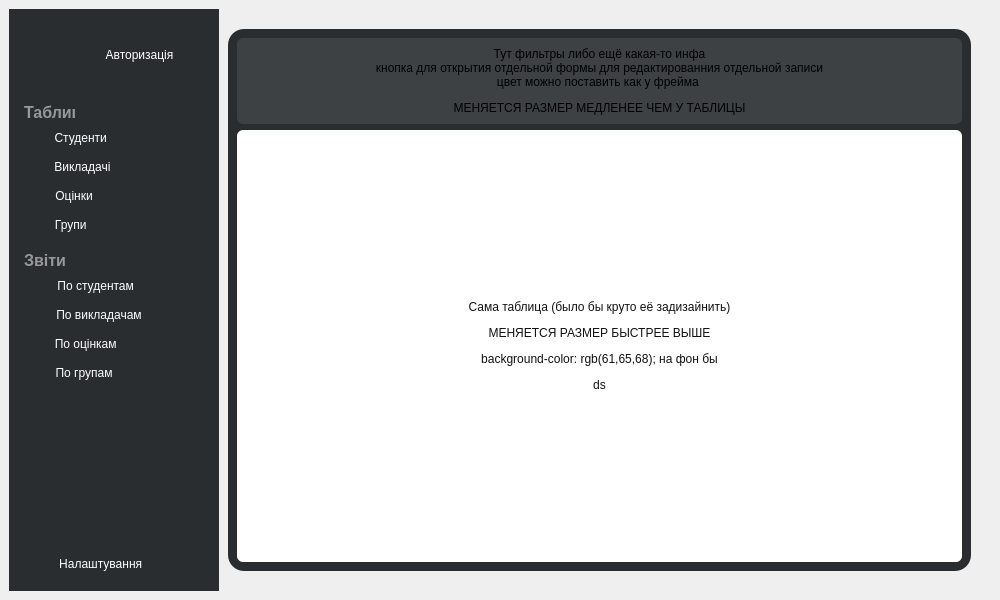
This is src/mainwindow.ui in MikeostCorp/Gradify as Qt 5 draws it before an edit. The edited form follows.
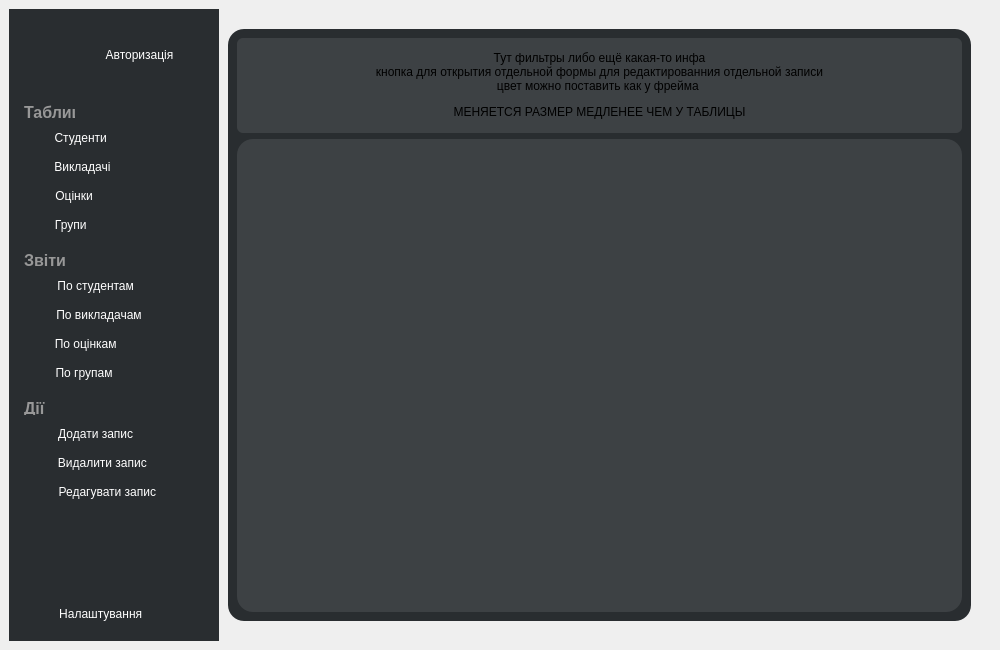
This is the edited form. Icons and pictures are not drawn.

Diff of the .ui file:
```diff
--- a/src/mainwindow.ui
+++ b/src/mainwindow.ui
@@ -7,7 +7,7 @@
     <x>0</x>
     <y>0</y>
     <width>1000</width>
-    <height>600</height>
+    <height>650</height>
    </rect>
   </property>
   <property name="minimumSize">
@@ -652,6 +652,199 @@
            </size>
           </property>
          </widget>
+         <widget class="QLabel" name="reportSectionLabel_2">
+          <property name="geometry">
+           <rect>
+            <x>15</x>
+            <y>390</y>
+            <width>31</width>
+            <height>16</height>
+           </rect>
+          </property>
+          <property name="sizePolicy">
+           <sizepolicy hsizetype="Preferred" vsizetype="Fixed">
+            <horstretch>0</horstretch>
+            <verstretch>0</verstretch>
+           </sizepolicy>
+          </property>
+          <property name="styleSheet">
+           <string notr="true"/>
+          </property>
+          <property name="text">
+           <string>&lt;html&gt;&lt;head/&gt;&lt;body&gt;&lt;p&gt;&lt;span style=&quot; font-size:12pt; font-weight:600; color:#989898;&quot;&gt;Дії&lt;/span&gt;&lt;/p&gt;&lt;/body&gt;&lt;/html&gt;</string>
+          </property>
+         </widget>
+         <widget class="QPushButton" name="addRowButton">
+          <property name="geometry">
+           <rect>
+            <x>15</x>
+            <y>410</y>
+            <width>180</width>
+            <height>29</height>
+           </rect>
+          </property>
+          <property name="sizePolicy">
+           <sizepolicy hsizetype="Minimum" vsizetype="Minimum">
+            <horstretch>0</horstretch>
+            <verstretch>0</verstretch>
+           </sizepolicy>
+          </property>
+          <property name="minimumSize">
+           <size>
+            <width>180</width>
+            <height>29</height>
+           </size>
+          </property>
+          <property name="maximumSize">
+           <size>
+            <width>180</width>
+            <height>29</height>
+           </size>
+          </property>
+          <property name="cursor">
+           <cursorShape>PointingHandCursor</cursorShape>
+          </property>
+          <property name="styleSheet">
+           <string notr="true">QPushButton
+{
+    border-radius:  6px;
+    background-color:  rgb(41,45,48);
+    color:  rgb(255, 255, 255);
+}
+
+QPushButton:hover
+{
+    background-color:  rgb(98, 98, 98);
+}</string>
+          </property>
+          <property name="text">
+           <string>  Додати запис             </string>
+          </property>
+          <property name="icon">
+           <iconset resource="recources.qrc">
+            <normaloff>:/img/reportsIcon/reportGroup.png</normaloff>:/img/reportsIcon/reportGroup.png</iconset>
+          </property>
+          <property name="iconSize">
+           <size>
+            <width>20</width>
+            <height>20</height>
+           </size>
+          </property>
+         </widget>
+         <widget class="QPushButton" name="deleteRowButton">
+          <property name="geometry">
+           <rect>
+            <x>15</x>
+            <y>439</y>
+            <width>180</width>
+            <height>29</height>
+           </rect>
+          </property>
+          <property name="sizePolicy">
+           <sizepolicy hsizetype="Minimum" vsizetype="Minimum">
+            <horstretch>0</horstretch>
+            <verstretch>0</verstretch>
+           </sizepolicy>
+          </property>
+          <property name="minimumSize">
+           <size>
+            <width>180</width>
+            <height>29</height>
+           </size>
+          </property>
+          <property name="maximumSize">
+           <size>
+            <width>180</width>
+            <height>29</height>
+           </size>
+          </property>
+          <property name="cursor">
+           <cursorShape>PointingHandCursor</cursorShape>
+          </property>
+          <property name="styleSheet">
+           <string notr="true">QPushButton
+{
+    border-radius:  6px;
+    background-color:  rgb(41,45,48);
+    color:  rgb(255, 255, 255);
+}
+
+QPushButton:hover
+{
+    background-color:  rgb(98, 98, 98);
+}</string>
+          </property>
+          <property name="text">
+           <string>  Видалити запис         </string>
+          </property>
+          <property name="icon">
+           <iconset resource="recources.qrc">
+            <normaloff>:/img/reportsIcon/reportGroup.png</normaloff>:/img/reportsIcon/reportGroup.png</iconset>
+          </property>
+          <property name="iconSize">
+           <size>
+            <width>20</width>
+            <height>20</height>
+           </size>
+          </property>
+         </widget>
+         <widget class="QPushButton" name="editRowButton">
+          <property name="geometry">
+           <rect>
+            <x>15</x>
+            <y>468</y>
+            <width>180</width>
+            <height>29</height>
+           </rect>
+          </property>
+          <property name="sizePolicy">
+           <sizepolicy hsizetype="Minimum" vsizetype="Minimum">
+            <horstretch>0</horstretch>
+            <verstretch>0</verstretch>
+           </sizepolicy>
+          </property>
+          <property name="minimumSize">
+           <size>
+            <width>180</width>
+            <height>29</height>
+           </size>
+          </property>
+          <property name="maximumSize">
+           <size>
+            <width>180</width>
+            <height>29</height>
+           </size>
+          </property>
+          <property name="cursor">
+           <cursorShape>PointingHandCursor</cursorShape>
+          </property>
+          <property name="styleSheet">
+           <string notr="true">QPushButton
+{
+    border-radius:  6px;
+    background-color:  rgb(41,45,48);
+    color:  rgb(255, 255, 255);
+}
+
+QPushButton:hover
+{
+    background-color:  rgb(98, 98, 98);
+}</string>
+          </property>
+          <property name="text">
+           <string>  Редагувати запис      </string>
+          </property>
+          <property name="icon">
+           <iconset resource="recources.qrc">
+            <normaloff>:/img/reportsIcon/reportGroup.png</normaloff>:/img/reportsIcon/reportGroup.png</iconset>
+          </property>
+          <property name="iconSize">
+           <size>
+            <width>20</width>
+            <height>20</height>
+           </size>
+          </property>
+         </widget>
         </widget>
        </item>
        <item>
@@ -781,20 +974,62 @@
           </widget>
          </item>
          <item>
-          <widget class="QLabel" name="label_7_temp">
+          <widget class="QTableView" name="tableView">
            <property name="sizePolicy">
-            <sizepolicy hsizetype="Preferred" vsizetype="Preferred">
+            <sizepolicy hsizetype="Expanding" vsizetype="Expanding">
              <horstretch>5</horstretch>
              <verstretch>5</verstretch>
             </sizepolicy>
            </property>
            <property name="styleSheet">
-            <string notr="true">border-radius:  6px;
-background-color:  rgb(255,255,255);</string>
+            <string notr="true">QHeaderView::section
+{
+size: 12px;
+color: white;
+background-color: rgb(61,65,68);
+padding-bottom:5px;
+padding-top:5px;
+}
+
+QTableView 
+{
+background-color: rgb(61,65,68);
+color: white;
+}
+
+QTableView::item
+{
+    text-align: center;
+    border-style: 1px solid rgb(41,45,48);
+}
+
+QTableView::item:selected 
+{
+    background-color: rgb(232, 118, 123);
+}
+
+QScrollBar:vertical
+{
+	border: none;
+	background: rgb(75, 75, 75);
+	width: 14px;
+	border-radius: 0px;
+}
+
+QScrollBar:horizontal
+{
+	border: none;
+	background: rgb(75, 75, 75);
+	width: 14px;
+	border-radius: 0px;
+}</string>
            </property>
-           <property name="text">
-            <string>&lt;html&gt;&lt;head/&gt;&lt;body&gt;&lt;p align=&quot;center&quot;&gt;&lt;span style=&quot; color:#111111;&quot;&gt;Сама таблица (было бы круто её задизайнить)&lt;/span&gt;&lt;/p&gt;&lt;p align=&quot;center&quot;&gt;&lt;span style=&quot; color:#111111;&quot;&gt;МЕНЯЕТСЯ РАЗМЕР БЫСТРЕЕ ВЫШЕ&lt;/span&gt;&lt;/p&gt;&lt;p align=&quot;center&quot;&gt;&lt;span style=&quot; color:#111111;&quot;&gt;background-color: rgb(61,65,68); на фон бы&lt;/span&gt;&lt;/p&gt;&lt;p align=&quot;center&quot;&gt;&lt;span style=&quot; color:#111111;&quot;&gt;ds&lt;/span&gt;&lt;/p&gt;&lt;/body&gt;&lt;/html&gt;</string>
-           </property>
+           <attribute name="horizontalHeaderCascadingSectionResizes">
+            <bool>false</bool>
+           </attribute>
+           <attribute name="verticalHeaderMinimumSectionSize">
+            <number>20</number>
+           </attribute>
           </widget>
          </item>
         </layout>
```
